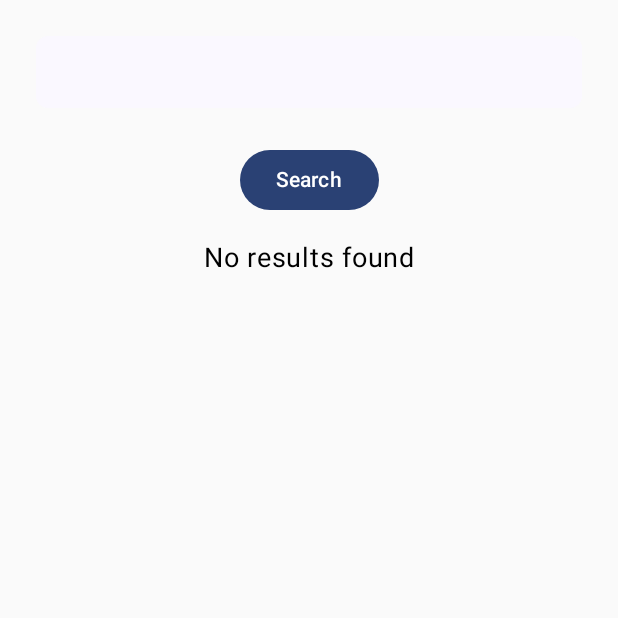
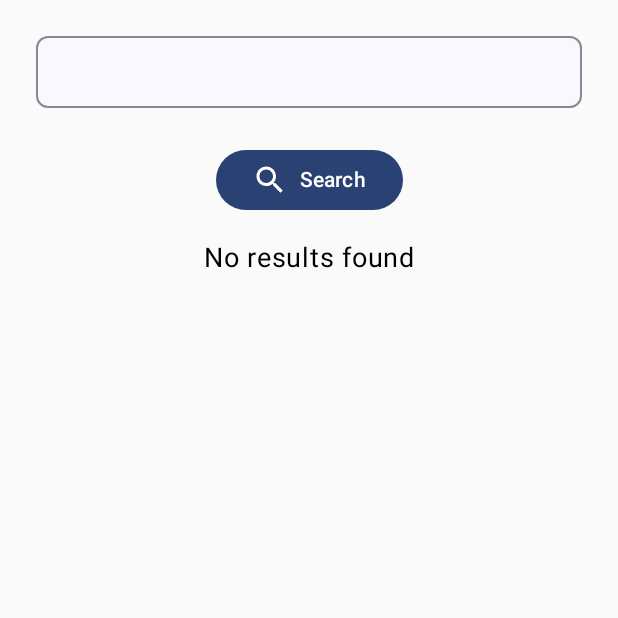
Before and after one commit to linaElzehiry/DemoApp, an Android app built with Jetpack Compose: the screen it shows after launch (MainActivity), on a phone screen of 412 x 824 dp, the top half of it. Run offline under Robolectric (Android 15) with nearby library versions, the phone set to English and light mode, and no system bars; our stand-ins replace livedata-compose; pictures from the network do not load.

Commit message:
Demo App

```diff
--- a/app/src/main/java/com/example/demoo/MainActivity.kt
+++ b/app/src/main/java/com/example/demoo/MainActivity.kt
@@ -27,6 +27,10 @@ import com.example.demoo.data.remote.RetrofitHelper
 import com.example.demoo.data.repo.UserRepository
 import com.example.demoo.ui.theme.DemooTheme
 import androidx.compose.foundation.Image
+import androidx.compose.foundation.border
+import androidx.compose.foundation.shape.RoundedCornerShape
+import androidx.compose.material.icons.Icons
+import androidx.compose.material.icons.filled.Search
 import androidx.compose.runtime.Composable
 import androidx.compose.runtime.remember
 import coil.compose.rememberAsyncImagePainter
@@ -60,18 +64,24 @@ fun SearchScreen(viewModel: UserViewModel) {
         horizontalAlignment = Alignment.CenterHorizontally
     ) {
         BasicTextField(
-            value = query,
+               value = query,
             onValueChange = { query = it },
             modifier = Modifier
                 .fillMaxWidth()
                 .padding(8.dp)
                 .background(MaterialTheme.colorScheme.surface, MaterialTheme.shapes.small)
+                .border(1.dp, MaterialTheme.colorScheme.onSurface.copy(alpha = 0.5f), RoundedCornerShape(8.dp))
                 .padding(16.dp)
         )
 
         Spacer(modifier = Modifier.height(16.dp))
 
         Button(onClick = { viewModel.searchUsers(query) }) {
+            Icon(
+                imageVector = Icons.Filled.Search,
+                contentDescription = "Search",
+                modifier = Modifier.padding(end = 8.dp)
+            )
             Text("Search")
         }
 
```
